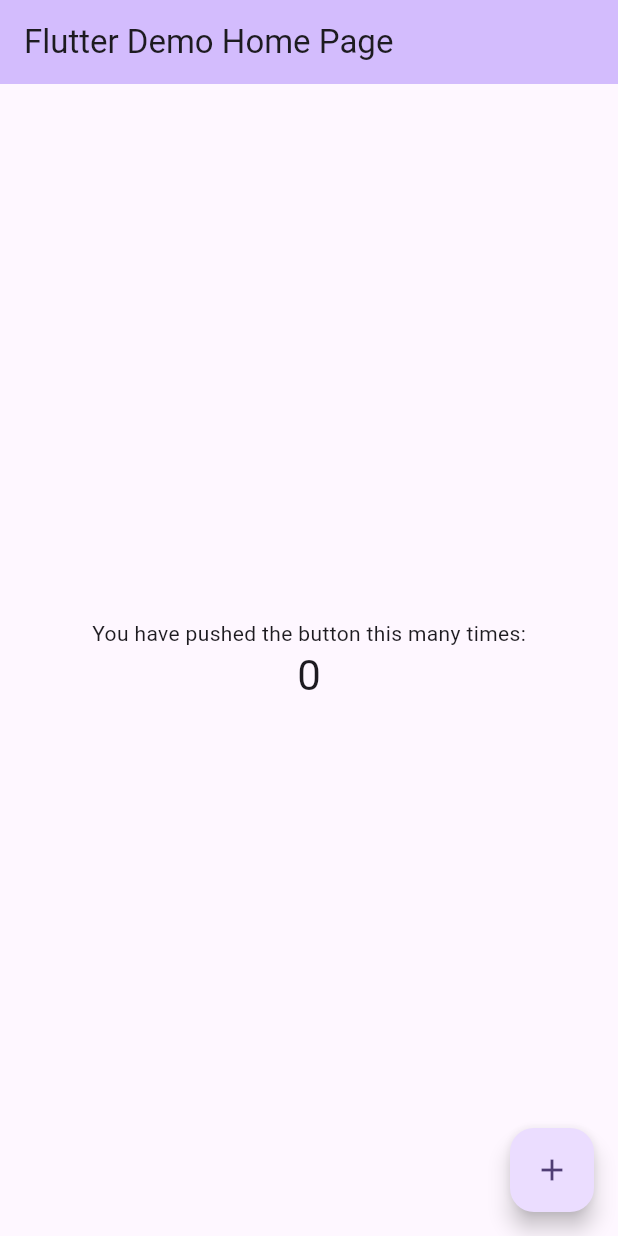
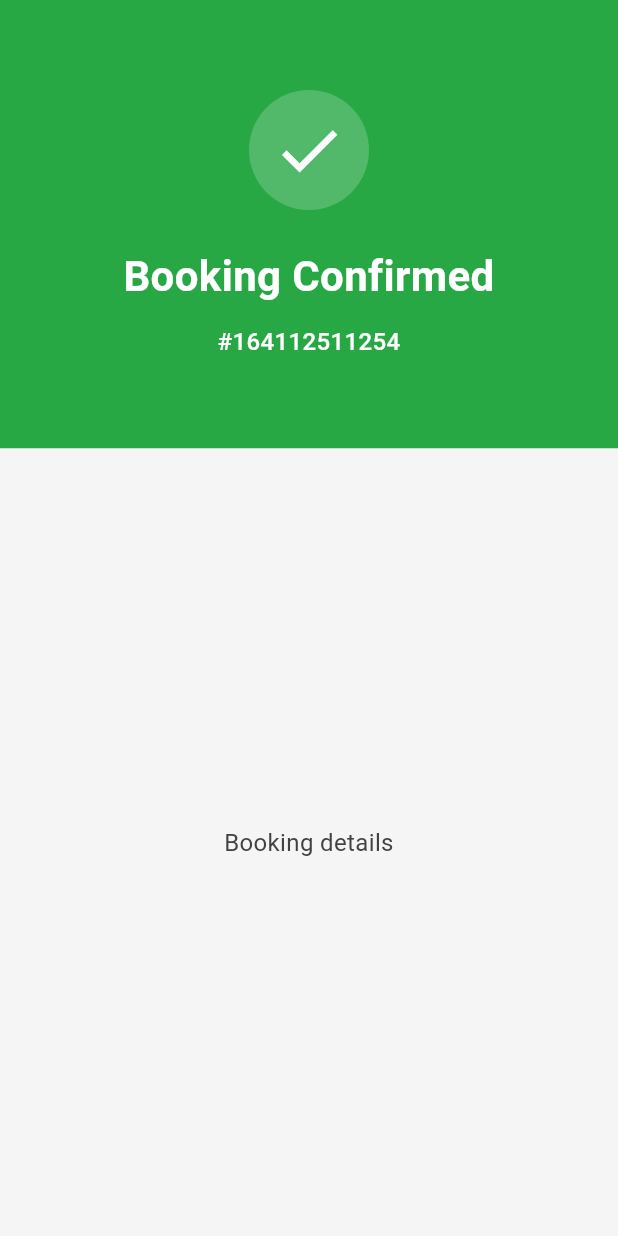
Before and after one commit to harshit81201/atmega, a Flutter app: the screen it shows after launch, on a phone screen of 412 x 824 dp. Run offline on Flutter 3.47's test engine with Material 3 defaults, Android fonts, the phone set to English and light mode, and no system bars.

Commit message:
theme and file structure

```diff
--- /dev/null
+++ b/lib/core/constants/app_colors.dart
@@ -0,0 +1,26 @@
+import 'package:flutter/material.dart';
+
+/// Application color constants
+/// Used throughout the app for consistent theming
+class AppColors {
+  // Prevent instantiation
+  AppColors._();
+
+  /// Primary green color used for success states and main branding
+  static const Color primaryGreen = Color(0xFF00C851);
+
+  /// Success green color for confirmation screens
+  static const Color successGreen = Color(0xFF28A745);
+
+  /// White color for text and backgrounds
+  static const Color white = Color(0xFFFFFFFF);
+
+  /// Light grey for subtle text
+  static const Color lightGrey = Color(0xFF9E9E9E);
+
+  /// Background grey for cards and containers
+  static const Color backgroundGrey = Color(0xFFF5F5F5);
+
+  /// Dark grey for primary text
+  static const Color darkGrey = Color(0xFF424242);
+}
--- /dev/null
+++ b/lib/features/booking/presentation/pages/booking_confirmed_page.dart
@@ -0,0 +1,54 @@
+import 'package:flutter/material.dart';
+import '../widgets/booking_header.dart';
+import '../../../../core/constants/app_colors.dart';
+
+/// Main page for displaying booking confirmation
+/// Currently implements Part 1 - Header section only
+class BookingConfirmedPage extends StatelessWidget {
+  /// Booking reference number passed to the page
+  final String bookingReference;
+
+  const BookingConfirmedPage({
+    super.key,
+    this.bookingReference = '#164112511254', // Default reference from screenshot
+  });
+
+  @override
+  Widget build(BuildContext context) {
+    return Scaffold(
+      backgroundColor: AppColors.backgroundGrey,
+      body: SafeArea(
+        child: Column(
+          children: [
+            // Part 1: Header section with success icon and booking confirmation
+            BookingHeader(
+              bookingReference: bookingReference,
+            ),
+
+            // Expanded area for future content (Parts 2-4)
+            // This will contain the booking details card and payment button
+            Expanded(
+              child: Container(
+                width: double.infinity,
+                color: AppColors.backgroundGrey,
+                child: const Center(
+                  child: Padding(
+                    padding: EdgeInsets.all(24.0),
+                    child: Text(
+                      'Booking details',
+                      style: TextStyle(
+                        color: AppColors.darkGrey,
+                        fontSize: 16,
+                      ),
+                      textAlign: TextAlign.center,
+                    ),
+                  ),
+                ),
+              ),
+            ),
+          ],
+        ),
+      ),
+    );
+  }
+}
--- /dev/null
+++ b/lib/features/booking/presentation/widgets/booking_header.dart
@@ -0,0 +1,71 @@
+import 'package:flutter/material.dart';
+import '../../../../core/constants/app_colors.dart';
+
+/// Header widget for the booking confirmation page
+/// Displays success icon, title, and booking reference number
+class BookingHeader extends StatelessWidget {
+  /// Booking reference code to display
+  final String bookingReference;
+
+  const BookingHeader({
+    super.key,
+    required this.bookingReference,
+  });
+
+  @override
+  Widget build(BuildContext context) {
+    return Container(
+      // Full width green background for the header
+      width: double.infinity,
+      padding: const EdgeInsets.symmetric(vertical: 60.0, horizontal: 24.0),
+      decoration: const BoxDecoration(
+        color: AppColors.successGreen,
+      ),
+      child: Column(
+        mainAxisAlignment: MainAxisAlignment.center,
+        children: [
+          // Success checkmark icon
+          Container(
+            width: 80,
+            height: 80,
+            decoration: BoxDecoration(
+              color: AppColors.white.withOpacity(0.2),
+              shape: BoxShape.circle,
+            ),
+            child: const Icon(
+              Icons.check,
+              color: AppColors.white,
+              size: 50,
+            ),
+          ),
+
+          const SizedBox(height: 24),
+
+          // "Booking Confirmed" title
+          const Text(
+            'Booking Confirmed',
+            style: TextStyle(
+              color: AppColors.white,
+              fontSize: 28,
+              fontWeight: FontWeight.bold,
+            ),
+            textAlign: TextAlign.center,
+          ),
+
+          const SizedBox(height: 12),
+
+          // Booking reference number
+          Text(
+            bookingReference,
+            style: const TextStyle(
+              color: AppColors.white,
+              fontSize: 16,
+              fontWeight: FontWeight.w500,
+            ),
+            textAlign: TextAlign.center,
+          ),
+        ],
+      ),
+    );
+  }
+}
--- a/lib/main.dart
+++ b/lib/main.dart
@@ -1,4 +1,6 @@
 import 'package:flutter/material.dart';
+import 'features/booking/presentation/pages/booking_confirmed_page.dart';
+import 'core/constants/app_colors.dart';
 
 void main() {
   runApp(const MyApp());
@@ -7,116 +9,16 @@ void main() {
 class MyApp extends StatelessWidget {
   const MyApp({super.key});
 
-  // This widget is the root of your application.
   @override
   Widget build(BuildContext context) {
     return MaterialApp(
-      title: 'Flutter Demo',
+      title: 'ATmega Booking App',
       theme: ThemeData(
-        // This is the theme of your application.
-        //
-        // TRY THIS: Try running your application with "flutter run". You'll see
-        // the application has a purple toolbar. Then, without quitting the app,
-        // try changing the seedColor in the colorScheme below to Colors.green
-        // and then invoke "hot reload" (save your changes or press the "hot
-        // reload" button in a Flutter-supported IDE, or press "r" if you used
-        // the command line to start the app).
-        //
-        // Notice that the counter didn't reset back to zero; the application
-        // state is not lost during the reload. To reset the state, use hot
-        // restart instead.
-        //
-        // This works for code too, not just values: Most code changes can be
-        // tested with just a hot reload.
-        colorScheme: ColorScheme.fromSeed(seedColor: Colors.deepPurple),
+        colorScheme: ColorScheme.fromSeed(seedColor: AppColors.primaryGreen),
+        useMaterial3: true,
       ),
-      home: const MyHomePage(title: 'Flutter Demo Home Page'),
+      home: const BookingConfirmedPage(),
+      debugShowCheckedModeBanner: false,
     );
   }
 }
-
-class MyHomePage extends StatefulWidget {
-  const MyHomePage({super.key, required this.title});
-
-  // This widget is the home page of your application. It is stateful, meaning
-  // that it has a State object (defined below) that contains fields that affect
-  // how it looks.
-
-  // This class is the configuration for the state. It holds the values (in this
-  // case the title) provided by the parent (in this case the App widget) and
-  // used by the build method of the State. Fields in a Widget subclass are
-  // always marked "final".
-
-  final String title;
-
-  @override
-  State<MyHomePage> createState() => _MyHomePageState();
-}
-
-class _MyHomePageState extends State<MyHomePage> {
-  int _counter = 0;
-
-  void _incrementCounter() {
-    setState(() {
-      // This call to setState tells the Flutter framework that something has
-      // changed in this State, which causes it to rerun the build method below
-      // so that the display can reflect the updated values. If we changed
-      // _counter without calling setState(), then the build method would not be
-      // called again, and so nothing would appear to happen.
-      _counter++;
-    });
-  }
-
-  @override
-  Widget build(BuildContext context) {
-    // This method is rerun every time setState is called, for instance as done
-    // by the _incrementCounter method above.
-    //
-    // The Flutter framework has been optimized to make rerunning build methods
-    // fast, so that you can just rebuild anything that needs updating rather
-    // than having to individually change instances of widgets.
-    return Scaffold(
-      appBar: AppBar(
-        // TRY THIS: Try changing the color here to a specific color (to
-        // Colors.amber, perhaps?) and trigger a hot reload to see the AppBar
-        // change color while the other colors stay the same.
-        backgroundColor: Theme.of(context).colorScheme.inversePrimary,
-        // Here we take the value from the MyHomePage object that was created by
-        // the App.build method, and use it to set our appbar title.
-        title: Text(widget.title),
-      ),
-      body: Center(
-        // Center is a layout widget. It takes a single child and positions it
-        // in the middle of the parent.
-        child: Column(
-          // Column is also a layout widget. It takes a list of children and
-          // arranges them vertically. By default, it sizes itself to fit its
-          // children horizontally, and tries to be as tall as its parent.
-          //
-          // Column has various properties to control how it sizes itself and
-          // how it positions its children. Here we use mainAxisAlignment to
-          // center the children vertically; the main axis here is the vertical
-          // axis because Columns are vertical (the cross axis would be
-          // horizontal).
-          //
-          // TRY THIS: Invoke "debug painting" (choose the "Toggle Debug Paint"
-          // action in the IDE, or press "p" in the console), to see the
-          // wireframe for each widget.
-          mainAxisAlignment: MainAxisAlignment.center,
-          children: <Widget>[
-            const Text('You have pushed the button this many times:'),
-            Text(
-              '$_counter',
-              style: Theme.of(context).textTheme.headlineMedium,
-            ),
-          ],
-        ),
-      ),
-      floatingActionButton: FloatingActionButton(
-        onPressed: _incrementCounter,
-        tooltip: 'Increment',
-        child: const Icon(Icons.add),
-      ), // This trailing comma makes auto-formatting nicer for build methods.
-    );
-  }
-}
```
